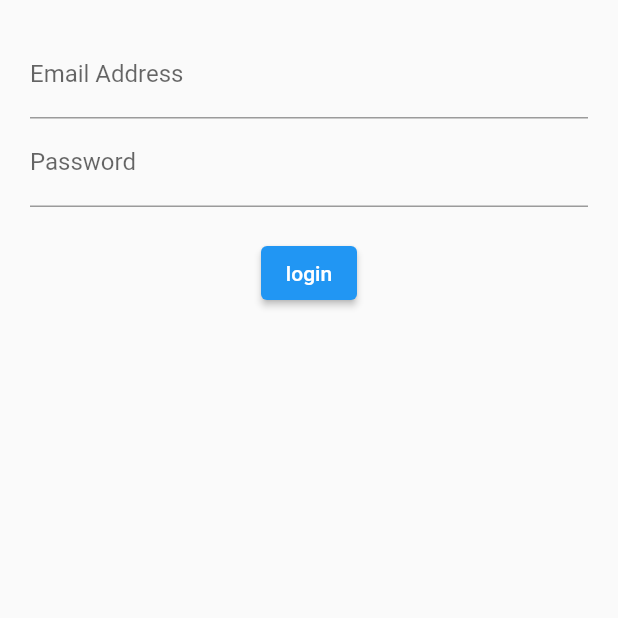
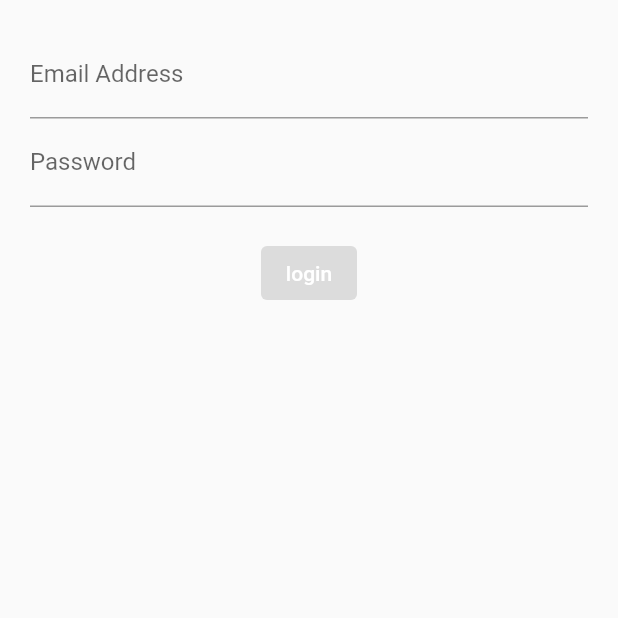
Before and after one commit to jsmile/login_bloc, a Flutter app: the screen it shows after launch, on a phone screen of 412 x 824 dp, the top half of it. Run offline on Flutter 3.47's test engine with Material 2 defaults, Android fonts, the phone set to English and light mode, and no system bars; our stand-ins replace rxdart; missing offline and left inert: ansicolor.

```diff
--- a/lib/src/blocs/login_bloc/login_bloc.dart
+++ b/lib/src/blocs/login_bloc/login_bloc.dart
@@ -1,12 +1,14 @@
 import 'dart:async';
 import 'login_validator.dart';
+import 'package:rxdart/rxdart.dart';
 
 // Bloc : StreamController, sink.add(), StreamTransformer, listen()
 // 사용은 UI 에서 StreamBuilder 를 통해 Stream 을 listen 하고,
 // StreamBuilder() 의 snapshot 을 통해 Stream 에서 받은 data 를 UI 에서 사용.
 class LoginBloc with LoginValidator {
-  final _emailController = StreamController<String>();
-  final _passwordController = StreamController<String>();
+  // 병합이 가능한 brodcast stream 을 사용
+  final _emailController = StreamController<String>.broadcast();
+  final _passwordController = StreamController<String>.broadcast();
 
   // Change data( Add changed data to stream )
   Function(String) get changeEmail => _emailController.sink.add;
@@ -16,6 +18,16 @@ class LoginBloc with LoginValidator {
   Stream<String> get email => _emailController.stream.transform(emailValidator);
   Stream<String> get password =>
       _passwordController.stream.transform(passwordValidator);
+  // rxdart 패키지를 사용하여 stream 들을 결합시킴.
+  Stream<bool> get submitValid => CombineLatestStream.combine2(
+        email,
+        password,
+        (email, password) {
+          // 각각의 validation 을 통과한 email 과 password 등 2개의 stream 들을 결합시켜서
+          // 일단 true data 를 갖은 Stream 으로 반환
+          return true;
+        },
+      );
 
   // Close stream
   dispose() {
@@ -26,5 +38,7 @@ class LoginBloc with LoginValidator {
 
 // for Single Global Instance
 // final loginBloc = LoginBloc();   // Provider 를 통한 Global Instance 사용을 위해 주석처리
+
 // Scoped Instance 는 UI에서 Bloc 이 필요한 Widget 의 상위에 선언.
 // InheritedWidget을 상속받은 Provider 를 사용함.
+// MatrialApp() 에 Provider() 를 선언하면 Single Global Instance 와 동일한 효과를 낳는다.
--- a/lib/src/screens/login_screen.dart
+++ b/lib/src/screens/login_screen.dart
@@ -1,6 +1,7 @@
 import 'package:flutter/material.dart';
 import '../blocs/login_bloc/login_bloc.dart';
 import '../blocs/login_bloc/login_provider.dart';
+import '../utils/ansi_color.dart';
 
 class LoginScreen extends StatelessWidget {
   const LoginScreen({super.key});
@@ -16,13 +17,15 @@ class LoginScreen extends StatelessWidget {
           emailField(loginBloc),
           passwordField(loginBloc),
           const SizedBox(height: 20.0),
-          submitButton(),
+          submitButton(loginBloc),
         ],
       ),
     );
   }
 
   Widget emailField(LoginBloc loginBloc) {
+    // StreamBuilder() 의 stream을 통해 Stream 을 listen 하게 하고,
+    // builder 에서 stream 의 변화만들거나 변화를 UI 에 반영하게 함.
     return StreamBuilder<String>(
       stream: loginBloc.email,
       // snapshot : stream 에서 받은 data
@@ -33,11 +36,13 @@ class LoginScreen extends StatelessWidget {
             labelText: 'Email Address',
             hintText: 'abc@def.com',
             hintStyle: const TextStyle(color: Colors.grey),
+            // stream 변화 반영
             errorText: snapshot.hasError ? '${snapshot.error}' : null,
           ),
           // onChanged: (inputValue) {
           //   loginBloc.changeEmail(inputValue);
           // },
+          // stream 변화 생성
           onChanged: loginBloc.changeEmail, // 선언과 동시에 실행하는 것이 아니므로 () 를 제거.
         );
       },
@@ -66,13 +71,22 @@ class LoginScreen extends StatelessWidget {
     );
   }
 
-  Widget submitButton() {
+  Widget submitButton(LoginBloc loginBloc) {
+    return StreamBuilder<Object>(
+        stream: loginBloc.submitValid,
+        builder: (context, snapshot) {
           return ElevatedButton(
             style: ButtonStyle(
               foregroundColor: MaterialStateProperty.all<Color>(Colors.white),
             ),
-      onPressed: () {},
+            // Error 또는 시작하지 않은 경우에는 data 가 없음.
+            onPressed: snapshot.hasData
+                ? () {
+                    debugPrint(success('### Hello, LoginScreen! ###'));
+                  }
+                : null,
             child: const Text('login'),
           );
+        });
   }
 }
--- /dev/null
+++ b/lib/src/utils/ansi_color.dart
@@ -0,0 +1,8 @@
+import 'package:ansicolor/ansicolor.dart';
+
+AnsiPen info = AnsiPen()..black(bold: true);
+// ..rgb(r: 0.98, g: 0.98, b: 0.98, bg: true);
+AnsiPen success = AnsiPen()..magenta(bold: true);
+// ..rgb(r: 0.95, g: 0.95, b: 0.95, bg: true);
+AnsiPen warn = AnsiPen()..yellow(bold: true);
+AnsiPen error = AnsiPen()..red(bold: true);
```
Also changed, not shown: lib/src/utils/developer_log_color.dart (added, +28 -0 lines), pubspec.yaml (+7 -0 lines), pubspec.lock, 1 other file. Lines whose indentation alone changed are shown as unchanged.
